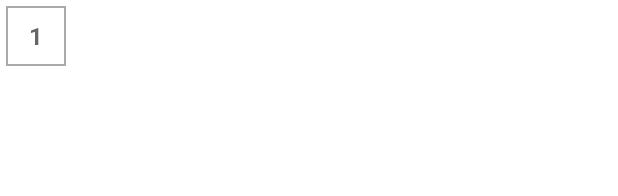
After one commit to muth0mi/Bibilia, an Android app: the layout row_chapter.xml on its own in the app's theme, with its tools: preview values and no code run, on a phone screen of 412 x 824 dp. The commit adds this screen. Shown: the top 196 px of the screen. Run offline under Robolectric (Android 15) with nearby library versions, the phone set to English and light mode, and no system bars; network calls fail.

Commit message:
Implement navigation b2n chapters with buttons

```diff
--- a/app/src/main/java/com/ryanada/bibiliatakatifu/db/SqliteTransactions.kt
+++ b/app/src/main/java/com/ryanada/bibiliatakatifu/db/SqliteTransactions.kt
@@ -129,7 +129,7 @@ public class SqliteTransactions(val activity: Activity) {
         val verses = ArrayList<Verse>()
 
         // Select All Query
-        val query = "SELECT $KEY_BOOKS, $KEY_CHAPTERS, $KEY_V_NO, $KEY_VERSES FROM $TABLE_BIBLE WHERE $KEY_BOOKS = 'Mwanzo' AND $KEY_CHAPTERS = '" + chapter.chapter + "'"
+        val query = "SELECT $KEY_BOOKS, $KEY_CHAPTERS, $KEY_V_NO, $KEY_VERSES FROM $TABLE_BIBLE WHERE $KEY_BOOKS = '" + chapter.book + "' AND $KEY_CHAPTERS = '" + chapter.chapter + "'"
 
         val db = getDatabase()
         val cursor = db.rawQuery(query, null)
--- a/app/src/main/res/layout/activity_main.xml
+++ b/app/src/main/res/layout/activity_main.xml
@@ -15,7 +15,7 @@
     <androidx.coordinatorlayout.widget.CoordinatorLayout
         android:layout_width="match_parent"
         android:layout_height="match_parent"
-        tools:context=".books.MainActivity">
+        tools:context=".chapters.MainActivity">
 
         <com.google.android.material.appbar.AppBarLayout
             android:layout_width="match_parent"
--- /dev/null
+++ b/app/src/main/res/layout/row_chapter.xml
@@ -0,0 +1,32 @@
+<?xml version="1.0" encoding="utf-8"?>
+
+<layout xmlns:android="http://schemas.android.com/apk/res/android">
+
+    <data>
+
+        <variable
+            name="chapterNumber"
+            type="String" />
+
+    </data>
+
+
+    <LinearLayout
+        android:layout_width="wrap_content"
+        android:layout_height="wrap_content">
+
+        <TextView
+            android:id="@+id/tvChapterNumber"
+            android:layout_width="40dp"
+            android:layout_height="40dp"
+            android:layout_margin="4dp"
+            android:background="@drawable/background_chapter_number"
+            android:gravity="center"
+            android:hint="1"
+            android:text='@{chapterNumber}'
+            android:textAppearance="@style/TextAppearance.MaterialComponents.Body1"
+            android:textStyle="bold" />
+
+    </LinearLayout>
+
+</layout>
```
Also changed, not shown: app/src/main/java/com/ryanada/bibiliatakatifu/verses/ChaptersAdapter.java (added, +91 -0 lines), app/src/main/java/com/ryanada/bibiliatakatifu/verses/Main2Activity.kt (+51 -5 lines), app/src/main/res/layout/activity_main2.xml (+41 -8 lines), 327 other files.
